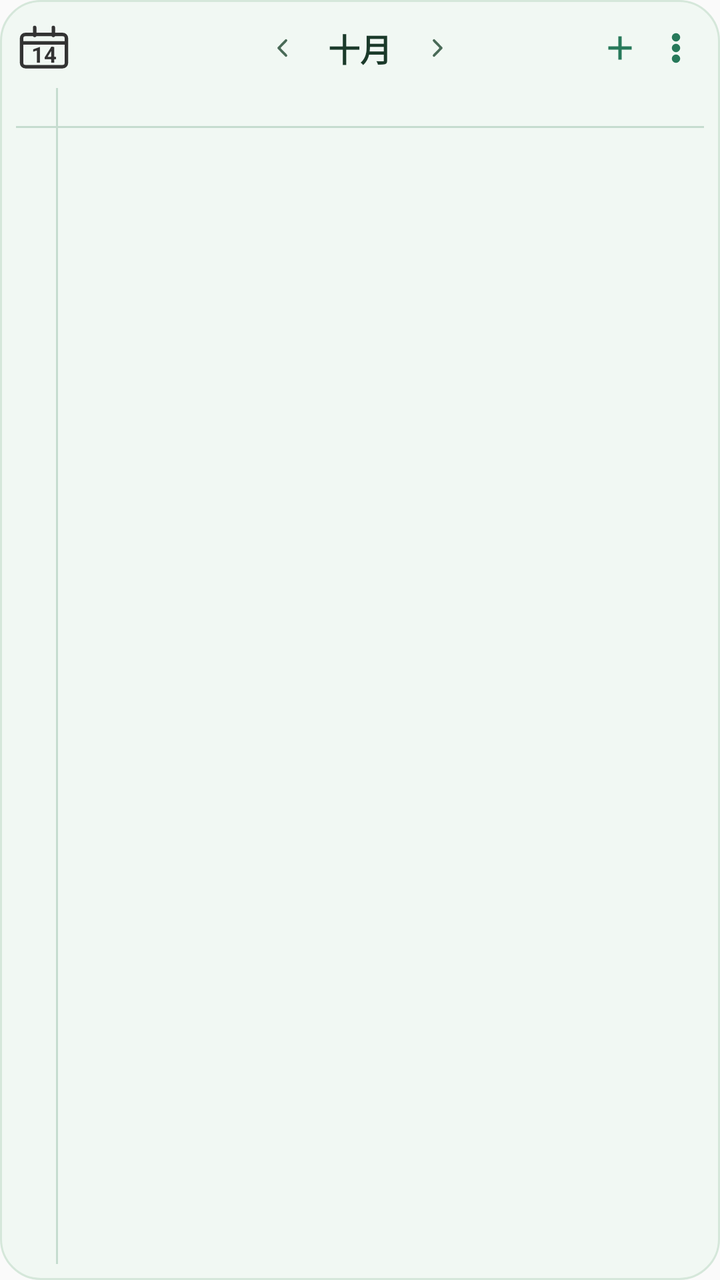
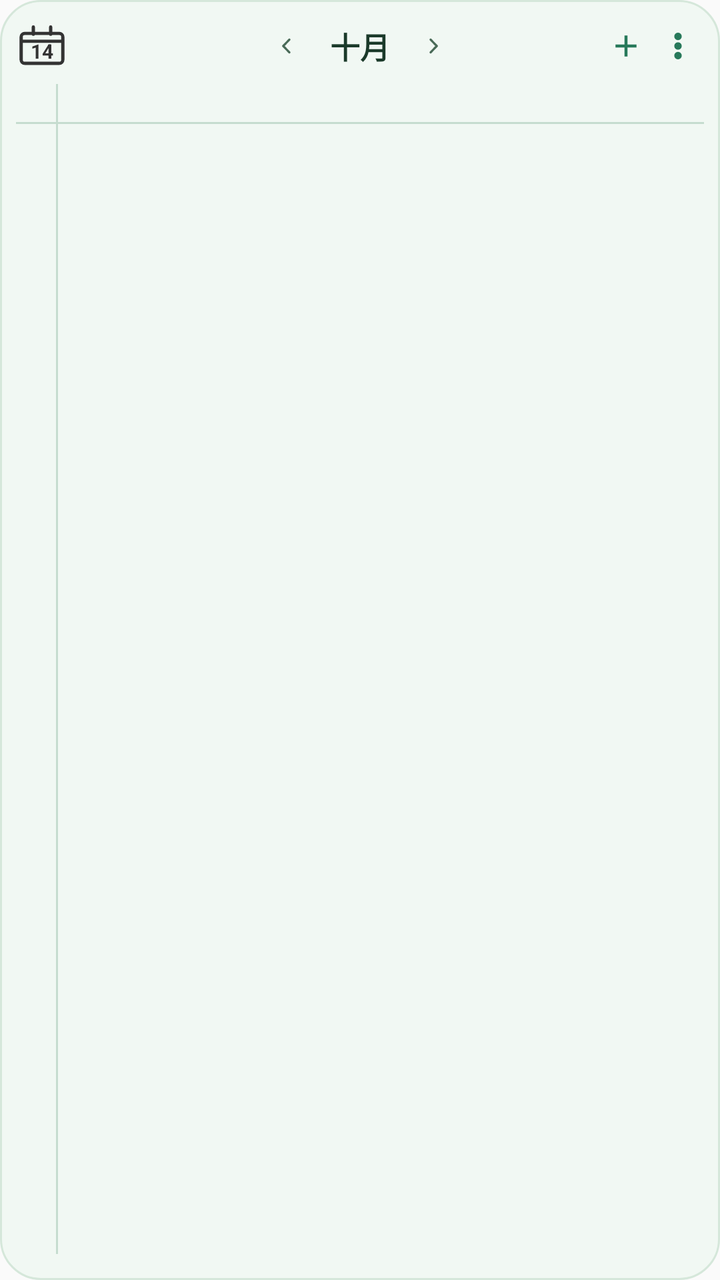

Two renders of the same Android screen: before a commit and after it. Below are the layout's source before the change and the commit's diff.
<!-- AndroidManifest.xml: application theme AppTheme -->
<!-- res/layout/widget_schedule.xml -->
<?xml version="1.0" encoding="utf-8"?>
<LinearLayout xmlns:android="http://schemas.android.com/apk/res/android"
    android:id="@+id/widget_root"
    android:layout_width="match_parent"
    android:layout_height="match_parent"
    android:background="@drawable/widget_bg"
    android:orientation="vertical"
    android:padding="8dp">

    
    <FrameLayout
        android:layout_width="match_parent"
        android:layout_height="32dp">

        
        <FrameLayout
            android:id="@+id/iv_logo"
            android:layout_width="28dp"
            android:layout_height="28dp"
            android:layout_gravity="left|center_vertical"
            android:background="@drawable/ic_calendar_badge">

            <TextView
                android:id="@+id/tv_logo_day"
                android:layout_width="match_parent"
                android:layout_height="match_parent"
                android:layout_marginTop="6dp"
                android:gravity="center"
                android:text="14"
                android:textColor="#333333"
                android:textSize="11sp"
                android:textStyle="bold" />
        </FrameLayout>

        <LinearLayout
            android:layout_width="wrap_content"
            android:layout_height="match_parent"
            android:layout_gravity="center"
            android:gravity="center"
            android:orientation="horizontal">

            <ImageView
                android:id="@+id/btn_prev_month"
                android:layout_width="22dp"
                android:layout_height="22dp"
                android:contentDescription="上一周"
                android:padding="4dp"
                android:src="@drawable/ic_chevron_left" />

            <TextView
                android:id="@+id/tv_month"
                android:layout_width="wrap_content"
                android:layout_height="wrap_content"
                android:layout_marginLeft="12dp"
                android:layout_marginRight="12dp"
                android:gravity="center"
                android:text="十月"
                android:textColor="#1B3A2A"
                android:textSize="16sp"
                android:textStyle="bold" />

            <ImageView
                android:id="@+id/btn_next_month"
                android:layout_width="22dp"
                android:layout_height="22dp"
                android:contentDescription="下一周"
                android:padding="4dp"
                android:src="@drawable/ic_chevron_right" />
        </LinearLayout>

        <LinearLayout
            android:layout_width="wrap_content"
            android:layout_height="match_parent"
            android:layout_gravity="right|center_vertical"
            android:gravity="center_vertical"
            android:orientation="horizontal">

            <ImageView
                android:id="@+id/btn_add"
                android:layout_width="28dp"
                android:layout_height="28dp"
                android:contentDescription="新建任务"
                android:padding="4dp"
                android:src="@drawable/ic_plus" />

            <ImageView
                android:id="@+id/btn_settings"
                android:layout_width="28dp"
                android:layout_height="28dp"
                android:contentDescription="小组件设置"
                android:padding="4dp"
                android:src="@drawable/ic_more" />
        </LinearLayout>
    </FrameLayout>

    
    <LinearLayout
        android:id="@+id/date_strip"
        android:layout_width="match_parent"
        android:layout_height="wrap_content"
        android:layout_marginTop="2dp"
        android:orientation="horizontal" />

    
    <LinearLayout
        android:id="@+id/habit_rows"
        android:layout_width="match_parent"
        android:layout_height="wrap_content"
        android:layout_marginTop="3dp"
        android:background="#E7F3EA"
        android:orientation="vertical"
        android:padding="2dp"
        android:visibility="gone" />

    
    <LinearLayout
        android:id="@+id/panel"
        android:layout_width="match_parent"
        android:layout_height="0dp"
        android:layout_marginTop="2dp"
        android:layout_weight="1"
        android:orientation="vertical">

        
        <LinearLayout
            android:layout_width="match_parent"
            android:layout_height="wrap_content"
            android:minHeight="15dp"
            android:orientation="horizontal">

            
            <TextView
                android:layout_width="20dp"
                android:layout_height="match_parent"
                android:text="" />

            <TextView
                android:layout_width="1dp"
                android:layout_height="match_parent"
                android:background="#C6DCCF"
                android:text="" />

            
            <LinearLayout
                android:id="@+id/untimed_bar"
                android:layout_width="0dp"
                android:layout_height="match_parent"
                android:layout_weight="1"
                android:orientation="vertical" />
        </LinearLayout>

        
        <TextView
            android:layout_width="match_parent"
            android:layout_height="1dp"
            android:background="#C6DCCF"
            android:text="" />

        
        <LinearLayout
            android:layout_width="match_parent"
            android:layout_height="0dp"
            android:layout_weight="1"
            android:orientation="horizontal">

            
            <LinearLayout
                android:id="@+id/tl_scale"
                android:layout_width="20dp"
                android:layout_height="match_parent"
                android:orientation="vertical" />

            
            <TextView
                android:layout_width="1dp"
                android:layout_height="match_parent"
                android:background="#C6DCCF"
                android:text="" />

            <FrameLayout
                android:id="@+id/tl_frame"
                android:layout_width="0dp"
                android:layout_height="match_parent"
                android:layout_weight="1">

                <LinearLayout
                    android:id="@+id/tl_grid"
                    android:layout_width="match_parent"
                    android:layout_height="match_parent"
                    android:orientation="vertical" />

                
                <LinearLayout
                    android:id="@+id/tl_tasks"
                    android:layout_width="match_parent"
                    android:layout_height="match_parent"
                    android:orientation="vertical" />
            </FrameLayout>
        </LinearLayout>
    </LinearLayout>

    
    <TextView
        android:id="@+id/tv_footer"
        android:layout_width="match_parent"
        android:layout_height="wrap_content"
        android:layout_marginTop="2dp"
        android:gravity="center"
        android:text=""
        android:textColor="#6B8574"
        android:textSize="9sp"
        android:visibility="gone" />
</LinearLayout>
<!-- resources referenced by this layout -->
<resources>
  <!-- drawable ic_calendar_badge (drawable) -->
  <?xml version="1.0" encoding="utf-8"?>
  <vector xmlns:android="http://schemas.android.com/apk/res/android"
      android:width="28dp"
      android:height="28dp"
      android:viewportWidth="24"
      android:viewportHeight="24">
      
      <path
          android:fillColor="#00000000"
          android:strokeColor="#333333"
          android:strokeWidth="1.5"
          android:strokeLineCap="round"
          android:pathData="M8,3.2 v3.4 M16,3.2 v3.4" />
      
      <path
          android:fillColor="#00000000"
          android:strokeColor="#333333"
          android:strokeWidth="1.5"
          android:strokeLineJoin="round"
          android:pathData="M4,6.2 h16 a1.6,1.6 0 0 1 1.6,1.6 v10.6 a1.6,1.6 0 0 1 -1.6,1.6 h-16 a1.6,1.6 0 0 1 -1.6,-1.6 v-10.6 a1.6,1.6 0 0 1 1.6,-1.6 z" />
      
      <path
          android:fillColor="#00000000"
          android:strokeColor="#333333"
          android:strokeWidth="1.5"
          android:pathData="M2.4,9.8 h19.2" />
  </vector>
  <!-- drawable ic_chevron_left (drawable) -->
  <?xml version="1.0" encoding="utf-8"?>
  <vector xmlns:android="http://schemas.android.com/apk/res/android"
      android:width="24dp"
      android:height="24dp"
      android:viewportWidth="24"
      android:viewportHeight="24">
      <path
          android:pathData="M15.4,5.6 L9.2,12 L15.4,18.4"
          android:strokeColor="#4A6B58"
          android:strokeWidth="2.2"
          android:strokeLineCap="round"
          android:strokeLineJoin="round" />
  </vector>
  <!-- drawable ic_chevron_right (drawable) -->
  <?xml version="1.0" encoding="utf-8"?>
  <vector xmlns:android="http://schemas.android.com/apk/res/android"
      android:width="24dp"
      android:height="24dp"
      android:viewportWidth="24"
      android:viewportHeight="24">
      <path
          android:pathData="M8.6,5.6 L14.8,12 L8.6,18.4"
          android:strokeColor="#4A6B58"
          android:strokeWidth="2.2"
          android:strokeLineCap="round"
          android:strokeLineJoin="round" />
  </vector>
  <!-- drawable ic_more (drawable) -->
  <?xml version="1.0" encoding="utf-8"?>
  <vector xmlns:android="http://schemas.android.com/apk/res/android"
      android:width="24dp"
      android:height="24dp"
      android:viewportHeight="24"
      android:viewportWidth="24">
      <path
          android:fillColor="#27795A"
          android:pathData="M12,5.6m-2.5,0a2.5,2.5 0 1,0 5,0a2.5,2.5 0 1,0 -5,0" />
      <path
          android:fillColor="#27795A"
          android:pathData="M12,12m-2.5,0a2.5,2.5 0 1,0 5,0a2.5,2.5 0 1,0 -5,0" />
      <path
          android:fillColor="#27795A"
          android:pathData="M12,18.4m-2.5,0a2.5,2.5 0 1,0 5,0a2.5,2.5 0 1,0 -5,0" />
  </vector>
  <!-- drawable ic_plus (drawable) -->
  <?xml version="1.0" encoding="utf-8"?>
  <vector xmlns:android="http://schemas.android.com/apk/res/android"
      android:width="24dp"
      android:height="24dp"
      android:viewportWidth="24"
      android:viewportHeight="24">
      <path
          android:fillColor="#27795A"
          android:pathData="M11,5 L11,11 L5,11 L5,13 L11,13 L11,19 L13,19 L13,13 L19,13 L19,11 L13,11 L13,5 Z" />
  </vector>
  <!-- drawable widget_bg (drawable) -->
  <?xml version="1.0" encoding="utf-8"?>
  <shape xmlns:android="http://schemas.android.com/apk/res/android"
      android:shape="rectangle">
      <solid android:color="#F1F8F3" />
      <corners android:radius="20dp" />
      <stroke android:width="1dp" android:color="#D5E7DA" />
  </shape>
  <style name="AppTheme" parent="Theme.AppCompat.Light.DarkActionBar">
          
          <item name="colorPrimary">@color/colorPrimary</item>
          <item name="colorPrimaryDark">@color/colorPrimaryDark</item>
          <item name="colorAccent">@color/colorAccent</item>
      </style>
</resources>

<!-- the commit's change to res/layout/widget_schedule.xml (unified diff, before → after) -->
@@ -5,18 +5,21 @@
     android:layout_height="match_parent"
     android:background="@drawable/widget_bg"
     android:orientation="vertical"
-    android:padding="8dp">
+    android:paddingLeft="8dp"
+    android:paddingTop="8dp"
+    android:paddingRight="8dp"
+    android:paddingBottom="13dp">
 
     
     <FrameLayout
         android:layout_width="match_parent"
-        android:layout_height="32dp">
+        android:layout_height="30dp">
 
         
         <FrameLayout
             android:id="@+id/iv_logo"
-            android:layout_width="28dp"
-            android:layout_height="28dp"
+            android:layout_width="26dp"
+            android:layout_height="26dp"
             android:layout_gravity="left|center_vertical"
             android:background="@drawable/ic_calendar_badge">
 
@@ -24,11 +27,11 @@
                 android:id="@+id/tv_logo_day"
                 android:layout_width="match_parent"
                 android:layout_height="match_parent"
-                android:layout_marginTop="6dp"
+                android:layout_marginTop="5dp"
                 android:gravity="center"
                 android:text="14"
                 android:textColor="#333333"
-                android:textSize="11sp"
+                android:textSize="10sp"
                 android:textStyle="bold" />
         </FrameLayout>
 
@@ -41,8 +44,8 @@
 
             <ImageView
                 android:id="@+id/btn_prev_month"
-                android:layout_width="22dp"
-                android:layout_height="22dp"
+                android:layout_width="20dp"
+                android:layout_height="20dp"
                 android:contentDescription="上一周"
                 android:padding="4dp"
                 android:src="@drawable/ic_chevron_left" />
@@ -56,13 +59,13 @@
                 android:gravity="center"
                 android:text="十月"
                 android:textColor="#1B3A2A"
-                android:textSize="16sp"
+                android:textSize="15sp"
                 android:textStyle="bold" />
 
             <ImageView
                 android:id="@+id/btn_next_month"
-                android:layout_width="22dp"
-                android:layout_height="22dp"
+                android:layout_width="20dp"
+                android:layout_height="20dp"
                 android:contentDescription="下一周"
                 android:padding="4dp"
                 android:src="@drawable/ic_chevron_right" />
@@ -77,16 +80,16 @@
 
             <ImageView
                 android:id="@+id/btn_add"
-                android:layout_width="28dp"
-                android:layout_height="28dp"
+                android:layout_width="26dp"
+                android:layout_height="26dp"
                 android:contentDescription="新建任务"
                 android:padding="4dp"
                 android:src="@drawable/ic_plus" />
 
             <ImageView
                 android:id="@+id/btn_settings"
-                android:layout_width="28dp"
-                android:layout_height="28dp"
+                android:layout_width="26dp"
+                android:layout_height="26dp"
                 android:contentDescription="小组件设置"
                 android:padding="4dp"
                 android:src="@drawable/ic_more" />
@@ -125,7 +128,7 @@
         <LinearLayout
             android:layout_width="match_parent"
             android:layout_height="wrap_content"
-            android:minHeight="15dp"
+            android:minHeight="14dp"
             android:orientation="horizontal">
 
             
